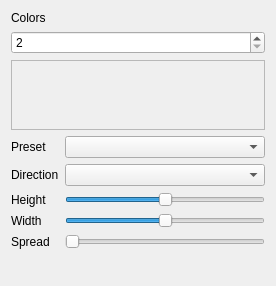
This is Effects/CustomGradientWave/CustomGradientWave.ui in DLdota/OpenRGBEffectsPlugin as Qt 5 draws it before an edit. The edited form follows.
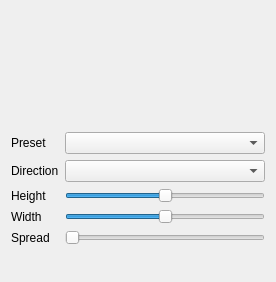
This is the edited form. Custom widgets are drawn as their Qt base class.

Commit message: Added new colorsPicker to effects who rely on it

Patch:
```diff
--- a/Effects/CustomGradientWave/CustomGradientWave.ui
+++ b/Effects/CustomGradientWave/CustomGradientWave.ui
@@ -14,7 +14,26 @@
    <string>Form</string>
   </property>
   <layout class="QGridLayout" name="gridLayout">
-   <item row="8" column="0" colspan="2">
+   <item row="1" column="1">
+    <widget class="QComboBox" name="preset"/>
+   </item>
+   <item row="4" column="1">
+    <widget class="QTooltipedSlider" name="width">
+     <property name="minimum">
+      <number>0</number>
+     </property>
+     <property name="maximum">
+      <number>100</number>
+     </property>
+     <property name="value">
+      <number>50</number>
+     </property>
+     <property name="orientation">
+      <enum>Qt::Horizontal</enum>
+     </property>
+    </widget>
+   </item>
+   <item row="6" column="0" colspan="2">
     <widget class="QLabel" name="gradient">
      <property name="sizePolicy">
       <sizepolicy hsizetype="Expanding" vsizetype="Fixed">
@@ -42,120 +61,70 @@
      </property>
     </widget>
    </item>
-   <item row="4" column="0">
-    <widget class="QLabel" name="directionLabel">
-     <property name="text">
-      <string>Direction</string>
-     </property>
-    </widget>
-   </item>
-   <item row="2" column="0" colspan="2">
-    <widget class="QScrollArea" name="scrollArea">
-     <property name="widgetResizable">
-      <bool>true</bool>
-     </property>
-     <widget class="QWidget" name="colors">
-      <property name="geometry">
-       <rect>
-        <x>0</x>
-        <y>0</y>
-        <width>256</width>
-        <height>68</height>
-       </rect>
-      </property>
-     </widget>
-    </widget>
-   </item>
-   <item row="6" column="1">
-    <widget class="QTooltipedSlider" name="width">
-     <property name="minimum">
-      <number>0</number>
-     </property>
-     <property name="maximum">
-      <number>100</number>
-     </property>
-     <property name="value">
-      <number>50</number>
-     </property>
-     <property name="orientation">
-      <enum>Qt::Horizontal</enum>
-     </property>
-    </widget>
-   </item>
-   <item row="7" column="1">
-    <widget class="QTooltipedSlider" name="spread">
-     <property name="orientation">
-      <enum>Qt::Horizontal</enum>
-     </property>
-    </widget>
-   </item>
-   <item row="0" column="0" colspan="2">
-    <widget class="QLabel" name="label">
-     <property name="text">
-      <string>Colors</string>
-     </property>
-    </widget>
-   </item>
-   <item row="1" column="0" colspan="2">
-    <widget class="QSpinBox" name="colors_count_spinBox">
-     <property name="minimum">
-      <number>2</number>
-     </property>
-     <property name="maximum">
-      <number>100</number>
-     </property>
-    </widget>
-   </item>
-   <item row="5" column="1">
-    <widget class="QTooltipedSlider" name="height">
-     <property name="minimum">
-      <number>0</number>
-     </property>
-     <property name="maximum">
-      <number>100</number>
-     </property>
-     <property name="value">
-      <number>50</number>
-     </property>
-     <property name="orientation">
-      <enum>Qt::Horizontal</enum>
-     </property>
-    </widget>
-   </item>
    <item row="3" column="1">
-    <widget class="QComboBox" name="preset"/>
-   </item>
-   <item row="5" column="0">
-    <widget class="QLabel" name="label_2">
-     <property name="text">
-      <string>Height</string>
+    <widget class="QTooltipedSlider" name="height">
+     <property name="minimum">
+      <number>0</number>
+     </property>
+     <property name="maximum">
+      <number>100</number>
+     </property>
+     <property name="value">
+      <number>50</number>
+     </property>
+     <property name="orientation">
+      <enum>Qt::Horizontal</enum>
      </property>
     </widget>
    </item>
-   <item row="4" column="1">
-    <widget class="QComboBox" name="direction"/>
-   </item>
-   <item row="6" column="0">
+   <item row="4" column="0">
     <widget class="QLabel" name="label_4">
      <property name="text">
       <string>Width</string>
      </property>
     </widget>
    </item>
-   <item row="3" column="0">
+   <item row="1" column="0">
     <widget class="QLabel" name="presetlabel">
      <property name="text">
       <string>Preset</string>
      </property>
     </widget>
    </item>
-   <item row="7" column="0">
+   <item row="5" column="0">
     <widget class="QLabel" name="label_3">
      <property name="text">
       <string>Spread</string>
      </property>
     </widget>
    </item>
+   <item row="2" column="0">
+    <widget class="QLabel" name="directionLabel">
+     <property name="text">
+      <string>Direction</string>
+     </property>
+    </widget>
+   </item>
+   <item row="2" column="1">
+    <widget class="QComboBox" name="direction"/>
+   </item>
+   <item row="5" column="1">
+    <widget class="QTooltipedSlider" name="spread">
+     <property name="orientation">
+      <enum>Qt::Horizontal</enum>
+     </property>
+    </widget>
+   </item>
+   <item row="3" column="0">
+    <widget class="QLabel" name="label_2">
+     <property name="text">
+      <string>Height</string>
+     </property>
+    </widget>
+   </item>
+   <item row="0" column="0" colspan="2">
+    <widget class="ColorsPicker" name="colorsPicker" native="true"/>
+   </item>
   </layout>
  </widget>
  <customwidgets>
@@ -164,6 +133,12 @@
    <extends>QSlider</extends>
    <header location="global">QTooltipedSlider.h</header>
   </customwidget>
+  <customwidget>
+   <class>ColorsPicker</class>
+   <extends>QWidget</extends>
+   <header location="global">ColorsPicker.h</header>
+   <container>1</container>
+  </customwidget>
  </customwidgets>
  <resources/>
  <connections/>
```
The commit also changes 11 other files.
